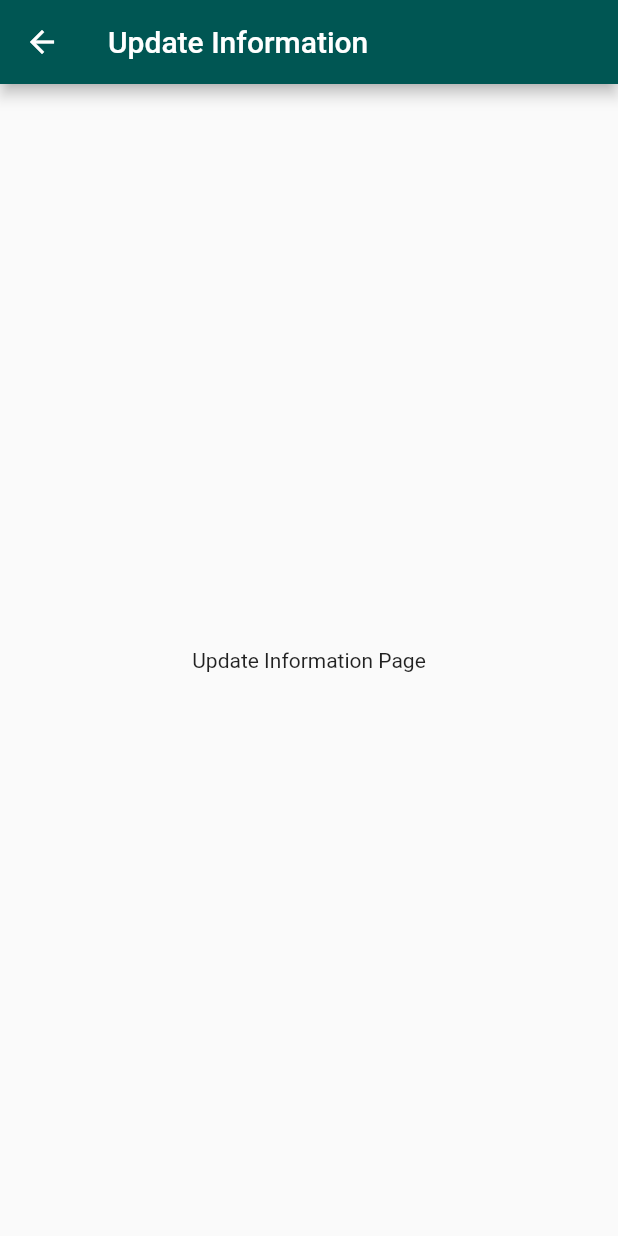
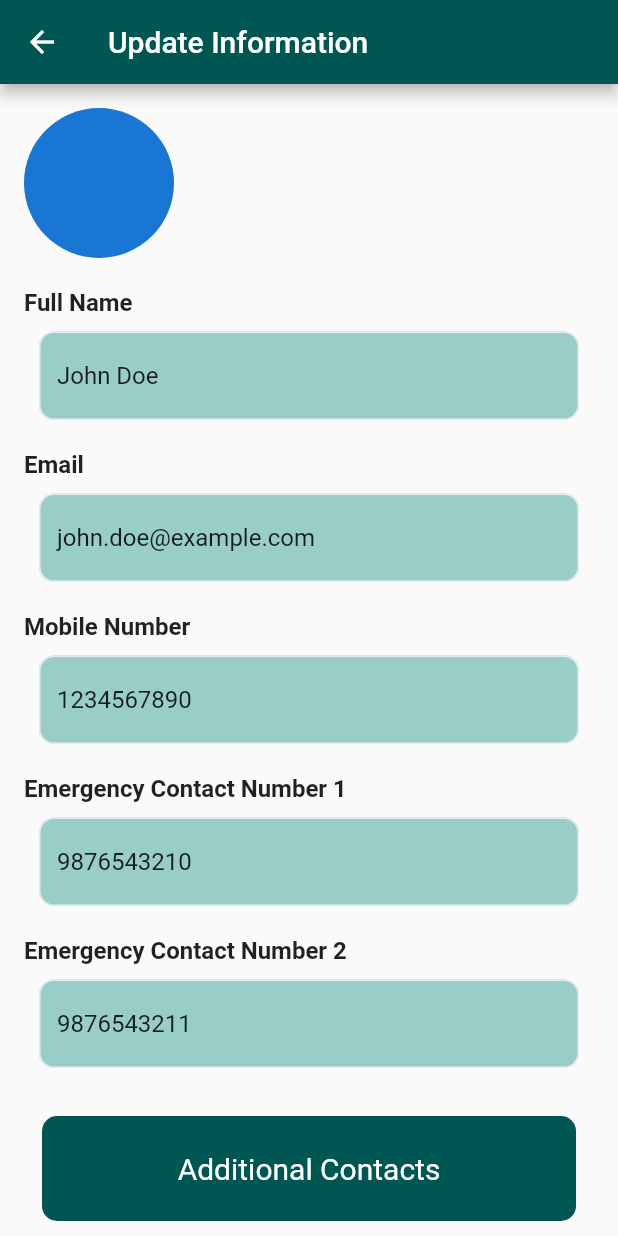
Before and after one commit to Praneetha29/Kavach, a Flutter app: the UpdateInformationPage screen opened directly, on a phone screen of 412 x 824 dp. Run offline on Flutter 3.47's test engine with Material 2 defaults, Android fonts, the phone set to English and light mode, and no system bars; our stand-ins replace flutter_screenutil, geolocator, google_maps_flutter, line_awesome_flutter.

Commit message:
add: Update Information Page added

```diff
--- a/kavach_app/lib/Screens/UpdateInformationPage.dart
+++ b/kavach_app/lib/Screens/UpdateInformationPage.dart
@@ -1,4 +1,8 @@
 import 'package:flutter/material.dart';
+import 'package:kavach_app/widgets/customized_button.dart';
+import 'package:kavach_app/widgets/customized_textfield.dart';
+import 'package:flutter/services.dart';
+import 'package:kavach_app/Screens/AddContactPage.dart';
 
 class UpdateInformationPage extends StatelessWidget {
   @override
@@ -6,11 +10,132 @@ class UpdateInformationPage extends StatelessWidget {
     return Scaffold(
       appBar: AppBar(
         title: Text('Update Information'),
-        backgroundColor: Color(0XFF005653), // Set the app bar color
+        backgroundColor: Color(0XFF005653),
       ),
-      body: Center(
-        child: Text('Update Information Page'),
+      body: SingleChildScrollView(
+        child: Padding(
+          padding: const EdgeInsets.all(16.0),
+          child: Column(
+            crossAxisAlignment: CrossAxisAlignment.start,
+            children: [
+              // Profile Picture
+              CircleAvatar(
+                radius: 50,
+                // You can add the profile picture logic here
+              ),
+              SizedBox(height: 20),
+
+              // Full Name
+              _buildTextFieldWithHeading(
+                heading: 'Full Name',
+                hintText: 'John Doe',
+              ),
+
+              // Email
+              _buildTextFieldWithHeading(
+                heading: 'Email',
+                hintText: 'john.doe@example.com',
+              ),
+
+              // Mobile Number
+              _buildTextFieldWithHeading(
+                heading: 'Mobile Number',
+                hintText: '1234567890',
+                inputFormatter: [
+                  FilteringTextInputFormatter.digitsOnly,
+                  LengthLimitingTextInputFormatter(10),
+                ],
+              ),
+
+              // Emergency Contact Number 1
+              _buildTextFieldWithHeading(
+                heading: 'Emergency Contact Number 1',
+                hintText: '9876543210',
+                inputFormatter: [
+                  FilteringTextInputFormatter.digitsOnly,
+                  LengthLimitingTextInputFormatter(10),
+                ],
+              ),
+
+              // Emergency Contact Number 2
+              _buildTextFieldWithHeading(
+                heading: 'Emergency Contact Number 2',
+                hintText: '9876543211',
+                inputFormatter: [
+                  FilteringTextInputFormatter.digitsOnly,
+                  LengthLimitingTextInputFormatter(10),
+                ],
+              ),
+
+              // Additional Contacts Button
+              CustomizedButton(
+                buttonText: 'Additional Contacts',
+                buttonColor: Color(0XFF005653),
+                textColor: Colors.white,
+                onPressed: () {
+                  // Navigate to the AddContactPage
+                  Navigator.push(
+                    context,
+                    MaterialPageRoute(builder: (context) => AddContactPage()),
+                  );
+                },
+              ),
+
+              SizedBox(height: 20),
+
+              // Save and Cancel Buttons
+              Row(
+                mainAxisAlignment: MainAxisAlignment.spaceEvenly,
+                children: [
+                  CustomizedButton(
+                    buttonText: 'Save',
+                    buttonColor: Color(0XFF005653),
+                    textColor: Colors.white,
+                    onPressed: () {
+                      // Handle save logic
+                    },
+                  ),
+                  CustomizedButton(
+                    buttonText: 'Cancel',
+                    buttonColor: Colors.grey,
+                    textColor: Colors.white,
+                    onPressed: () {
+                      // Handle cancel logic
+                    },
+                  ),
+                ],
+              ),
+            ],
+          ),
+        ),
       ),
     );
   }
+
+  Widget _buildTextFieldWithHeading({
+    required String heading,
+    required String hintText,
+    List<TextInputFormatter>? inputFormatter,
+  }) {
+    return Column(
+      crossAxisAlignment: CrossAxisAlignment.start,
+      children: [
+        Text(
+          heading,
+          style: TextStyle(
+            fontSize: 16,
+            fontWeight: FontWeight.bold,
+          ),
+        ),
+        CustomizedTextField(
+          myController: TextEditingController(text: hintText),
+          hintText: heading,
+          isPassword: false,
+          submitted: true,
+          inputFormatter: inputFormatter,
+        ),
+        SizedBox(height: 10),
+      ],
+    );
+  }
 }
```
